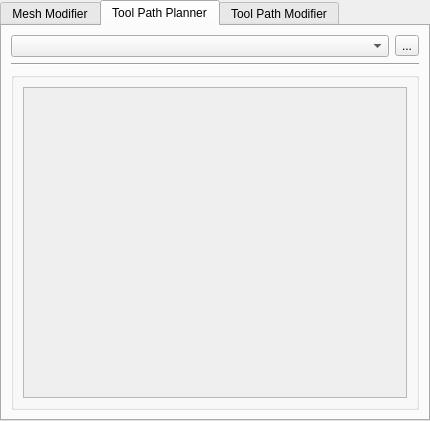
Before: the Qt Designer form noether_gui/ui/tpp_pipeline_widget.ui in ros-industrial/noether, drawn with Qt 5.
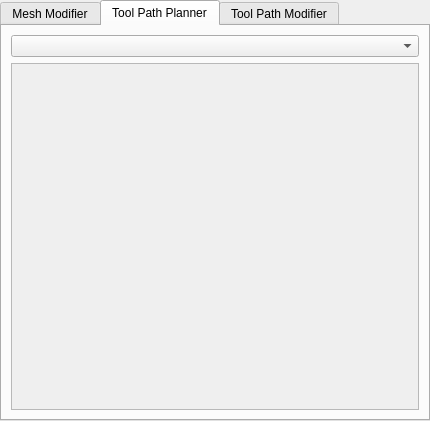
After: the same form once the commit is applied. Icons and pictures are not drawn.

Commit message: Updated TPP pipeline widget to load tool path planner widgets once and store in stacked widget

```diff
--- a/noether_gui/ui/tpp_pipeline_widget.ui
+++ b/noether_gui/ui/tpp_pipeline_widget.ui
@@ -51,59 +51,32 @@
       </attribute>
       <layout class="QVBoxLayout" name="verticalLayout_3">
        <item>
-        <layout class="QHBoxLayout" name="horizontalLayout_3">
-         <item>
           <widget class="QComboBox" name="combo_box_tpp"/>
          </item>
          <item>
-          <widget class="QToolButton" name="tool_button_select_tpp">
-           <property name="text">
-            <string>...</string>
-           </property>
-           <property name="icon">
-            <iconset theme="list-add"/>
-           </property>
-          </widget>
-         </item>
-        </layout>
-       </item>
-       <item>
-        <widget class="Line" name="line">
-         <property name="orientation">
-          <enum>Qt::Horizontal</enum>
-         </property>
-        </widget>
-       </item>
-       <item>
-        <widget class="QGroupBox" name="group_box_tpp">
-         <property name="title">
-          <string/>
-         </property>
-         <layout class="QVBoxLayout" name="verticalLayout">
-          <item>
-           <widget class="QScrollArea" name="scroll_area">
-            <property name="horizontalScrollBarPolicy">
-             <enum>Qt::ScrollBarAlwaysOff</enum>
-            </property>
+        <widget class="QScrollArea" name="scrollArea">
             <property name="widgetResizable">
              <bool>true</bool>
             </property>
-            <property name="alignment">
-             <set>Qt::AlignHCenter|Qt::AlignTop</set>
-            </property>
-            <widget class="QWidget" name="widget_tpp">
+         <widget class="QWidget" name="scrollAreaWidgetContents">
              <property name="geometry">
               <rect>
                <x>0</x>
                <y>0</y>
-               <width>382</width>
-               <height>301</height>
-              </rect>
-             </property>
-            </widget>
+            <width>406</width>
+            <height>339</height>
+           </rect>
+          </property>
+          <layout class="QVBoxLayout" name="verticalLayout">
+           <item>
+            <widget class="QStackedWidget" name="stacked_widget">
+             <property name="frameShape">
+              <enum>QFrame::NoFrame</enum>
+             </property>
            </widget>
           </item>
          </layout>
+         </widget>
         </widget>
        </item>
       </layout>
```
Lines whose indentation alone changed are shown as unchanged. The commit also changes 1 other file.
